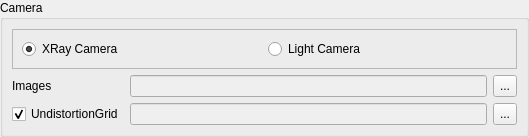
The window that src/ui/ui-files/CameraBox.ui (XROMMPackages/xmalab) describes before a commit, drawn with Qt 5.
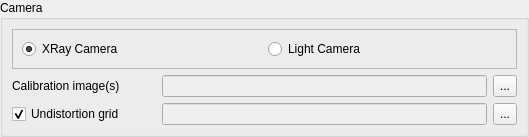
The same window after the commit.

```diff
--- a/src/ui/ui-files/CameraBox.ui
+++ b/src/ui/ui-files/CameraBox.ui
@@ -66,7 +66,7 @@
          </sizepolicy>
         </property>
         <property name="text">
-         <string>UndistortionGrid</string>
+         <string>Undistortion grid</string>
         </property>
         <property name="checked">
          <bool>true</bool>
@@ -169,7 +169,7 @@
          </sizepolicy>
         </property>
         <property name="text">
-         <string>Images</string>
+         <string>Calibration image(s)</string>
         </property>
        </widget>
       </item>
```
